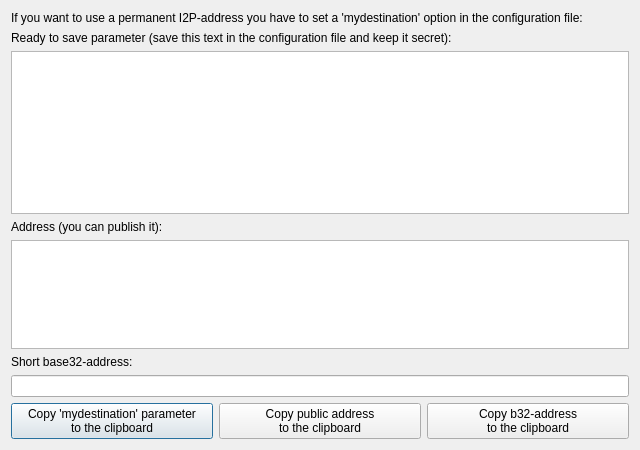
Qt form bitcoin-qt/src/qt/forms/showi2paddresses.ui (justusranvier/bitcoin) before a commit.
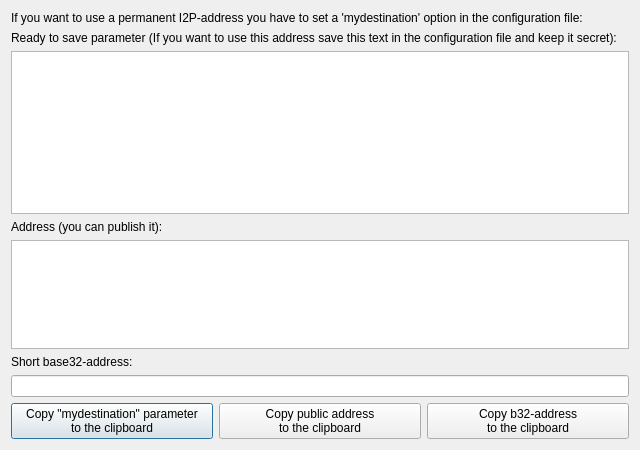
The same form after that commit.

```diff
--- a/bitcoin-qt/src/qt/forms/showi2paddresses.ui
+++ b/bitcoin-qt/src/qt/forms/showi2paddresses.ui
@@ -33,7 +33,10 @@
    <item>
     <widget class="QLabel" name="label_3">
      <property name="text">
-      <string>Ready to save parameter (save this text in the configuration file and keep it secret):</string>
+      <string>Ready to save parameter (If you want to use this address save this text in the configuration file and keep it secret):</string>
+     </property>
+     <property name="wordWrap">
+      <bool>true</bool>
      </property>
     </widget>
    </item>
@@ -95,7 +98,7 @@
      <item>
       <widget class="QPushButton" name="privButton">
        <property name="text">
-        <string>Copy 'mydestination' parameter
+        <string>Copy &quot;mydestination&quot; parameter
 to the clipboard</string>
        </property>
       </widget>
```
